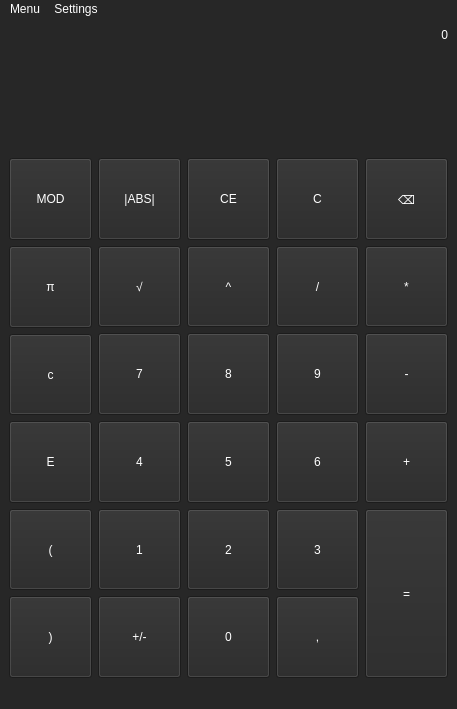
Qt form src/mainwindow.ui (Jakub-Miko/IVS_Kalkulacka) before a commit.
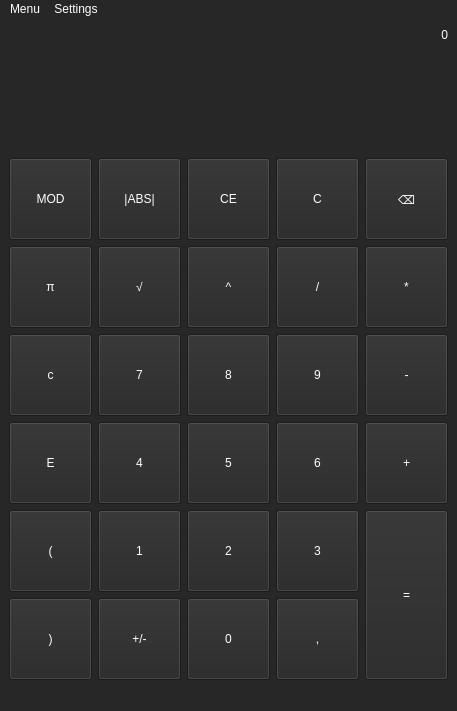
The same form after that commit. Custom widgets are drawn as their Qt base class.

Commit message: Changed menu bar hover color

The edit to the form file:
```diff
--- a/src/mainwindow.ui
+++ b/src/mainwindow.ui
@@ -7,7 +7,7 @@
     <x>0</x>
     <y>0</y>
     <width>457</width>
-    <height>709</height>
+    <height>711</height>
    </rect>
   </property>
   <property name="windowTitle">
```
Left out of the diff: 10 changed lines with no effect on the pictures.
